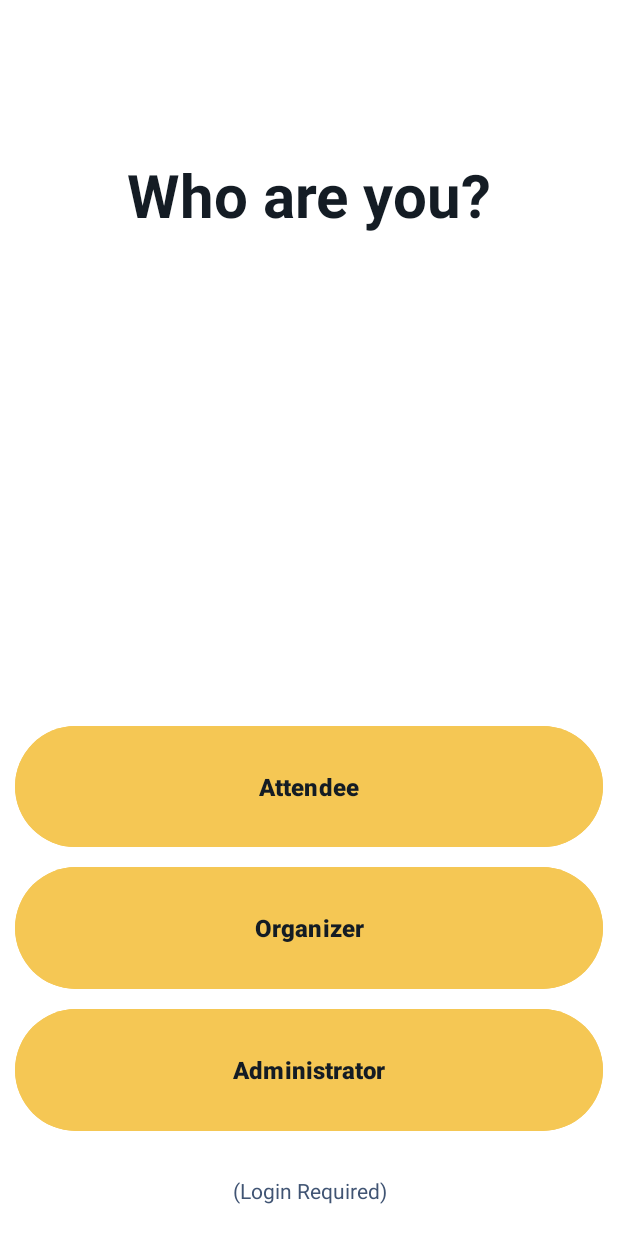
After one commit to CMPUT301W24T15/SyncQR, an Android app: the layout activity_login.xml on its own in the app's theme, with its tools: preview values and no code run, on a phone screen of 412 x 824 dp. The commit adds this screen. Run offline under Robolectric (Android 15) with nearby library versions, the phone set to English and light mode, and no system bars.

Commit message:
Started working on login activity code and layout file

```diff
--- a/Sync/app/src/main/java/com/example/sync/Login.java
+++ /dev/null
@@ -1,4 +0,0 @@
-package com.example.sync;
-
-public interface Login {
-}
--- a/Sync/app/src/main/java/com/example/sync/MainActivity.java
+++ b/Sync/app/src/main/java/com/example/sync/MainActivity.java
@@ -63,6 +63,7 @@ public class MainActivity extends AppCompatActivity {
             public void onClick(View v) {
                 // for now, linked to administrator
                 Intent intent = new Intent(MainActivity.this, Administrator.class);
+                intent.addFlags(Intent.FLAG_ACTIVITY_REORDER_TO_FRONT);
                 startActivity(intent);
             }
         });
@@ -71,6 +72,7 @@ public class MainActivity extends AppCompatActivity {
             @Override
             public void onClick(View v) {
                 Intent intent = new Intent(MainActivity.this, QRCodeScanActivity.class); // Assuming you have a QRCodeScanActivity
+                intent.addFlags(Intent.FLAG_ACTIVITY_REORDER_TO_FRONT);
                 startActivity(intent);
             }
         });
@@ -80,7 +82,7 @@ public class MainActivity extends AppCompatActivity {
             public void onClick(View v) {
                 // for now, linked to organizer
                 Intent intent = new Intent(MainActivity.this, OrganizerDashboard.class);
-
+                intent.addFlags(Intent.FLAG_ACTIVITY_REORDER_TO_FRONT);
                 // Start the new activity
                 startActivity(intent);
             }
--- /dev/null
+++ b/Sync/app/src/main/res/layout/activity_login.xml
@@ -0,0 +1,72 @@
+<?xml version="1.0" encoding="utf-8"?>
+<LinearLayout xmlns:android="http://schemas.android.com/apk/res/android"
+    android:layout_width="match_parent"
+    android:layout_height="match_parent"
+    android:orientation="vertical"
+    android:background="@color/white">
+
+    <TextView
+        android:id="@+id/login_starting_page_text"
+        android:layout_width="match_parent"
+        android:layout_height="480dp"
+        android:layout_gravity="center"
+        android:gravity="center"
+        android:paddingBottom="220dp"
+        android:textSize="40dp"
+        android:textColor="@color/text_color"
+        android:text="Who are you?"
+        android:textStyle="bold"/>
+
+    <Button
+        android:id="@+id/login_attendee_button"
+        android:layout_width="match_parent"
+        android:layout_height="wrap_content"
+        android:layout_weight="1"
+        android:backgroundTint="@color/button_yellow"
+        android:layout_marginLeft="@dimen/medium_margin"
+        android:layout_marginRight="@dimen/medium_margin"
+        android:layout_marginBottom="@dimen/small_margin"
+        android:textSize="@dimen/button_text_size"
+        android:textColor="@color/text_color"
+        android:text="Attendee"
+        android:textStyle="bold"></Button>
+
+    <Button
+        android:id="@+id/login_organizer_button"
+        android:layout_width="match_parent"
+        android:layout_height="wrap_content"
+        android:layout_weight="1"
+        android:backgroundTint="@color/button_yellow"
+        android:layout_marginLeft="@dimen/medium_margin"
+        android:layout_marginRight="@dimen/medium_margin"
+        android:layout_marginBottom="@dimen/small_margin"
+        android:textSize="@dimen/button_text_size"
+        android:textColor="@color/text_color"
+        android:text="Organizer"
+        android:textStyle="bold"></Button>
+
+    <Button
+        android:id="@+id/login_administrator_button"
+        android:layout_width="match_parent"
+        android:layout_height="wrap_content"
+        android:layout_weight="1"
+        android:backgroundTint="@color/button_yellow"
+        android:layout_marginLeft="@dimen/medium_margin"
+        android:layout_marginRight="@dimen/medium_margin"
+        android:layout_marginBottom="@dimen/small_margin"
+        android:textSize="@dimen/button_text_size"
+        android:textColor="@color/text_color"
+        android:text="Administrator"
+        android:textStyle="bold"></Button>
+
+        <TextView
+            android:id="@+id/login_starting_page_reminder"
+            android:layout_width="match_parent"
+            android:layout_height="wrap_content"
+            android:layout_gravity="center"
+            android:gravity="center"
+            android:layout_weight="1"
+            android:textColor="@color/text_reminder"
+            android:text="(Login Required)"/>
+
+</LinearLayout>
--- a/Sync/app/src/main/res/values/colors.xml
+++ b/Sync/app/src/main/res/values/colors.xml
@@ -3,4 +3,8 @@
     <color name="black">#FF000000</color>
     <color name="white">#FFFFFFFF</color>
     <color name="grey">#808080</color>
+    <color name="button_yellow">#F5C754</color>
+    <color name="button_grey">#E3E8F2</color>
+    <color name="text_color">#141C24</color>
+    <color name="text_reminder">#405473</color>
 </resources>
--- a/Sync/app/src/main/res/values/dimens.xml
+++ b/Sync/app/src/main/res/values/dimens.xml
@@ -1,4 +1,7 @@
 <?xml version="1.0" encoding="utf-8"?>
 <resources>
     <dimen name="event_poster_height" />
+    <dimen name="small_margin">5dp</dimen>
+    <dimen name="medium_margin">10dp</dimen>
+    <dimen name="button_text_size">16dp</dimen>
 </resources>
--- /dev/null
+++ b/Sync/app/src/main/res/values/shapes.xml
@@ -0,0 +1,3 @@
+<?xml version="1.0" encoding="utf-8"?>
+<resources>
+</resources>
```
Also changed, not shown: Sync/app/src/main/java/com/example/sync/EventListActivity.java (+43 -36 lines), Sync/app/src/main/java/com/example/sync/LoginActivity.java (added, +24 -0 lines), 1 other file.
